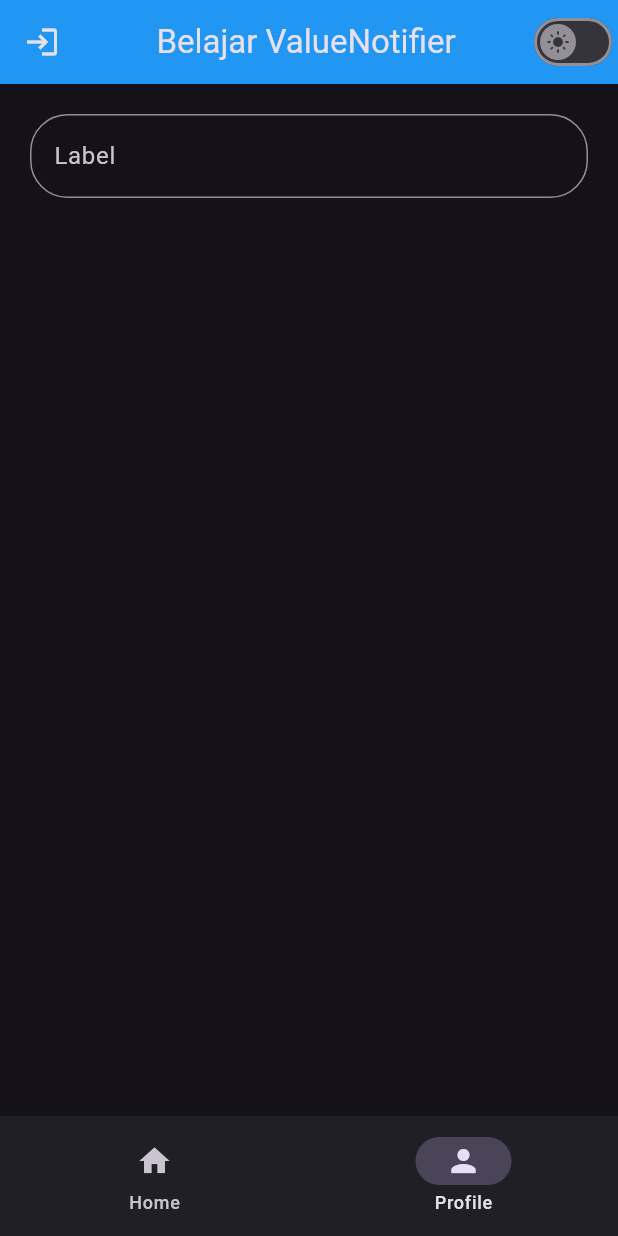
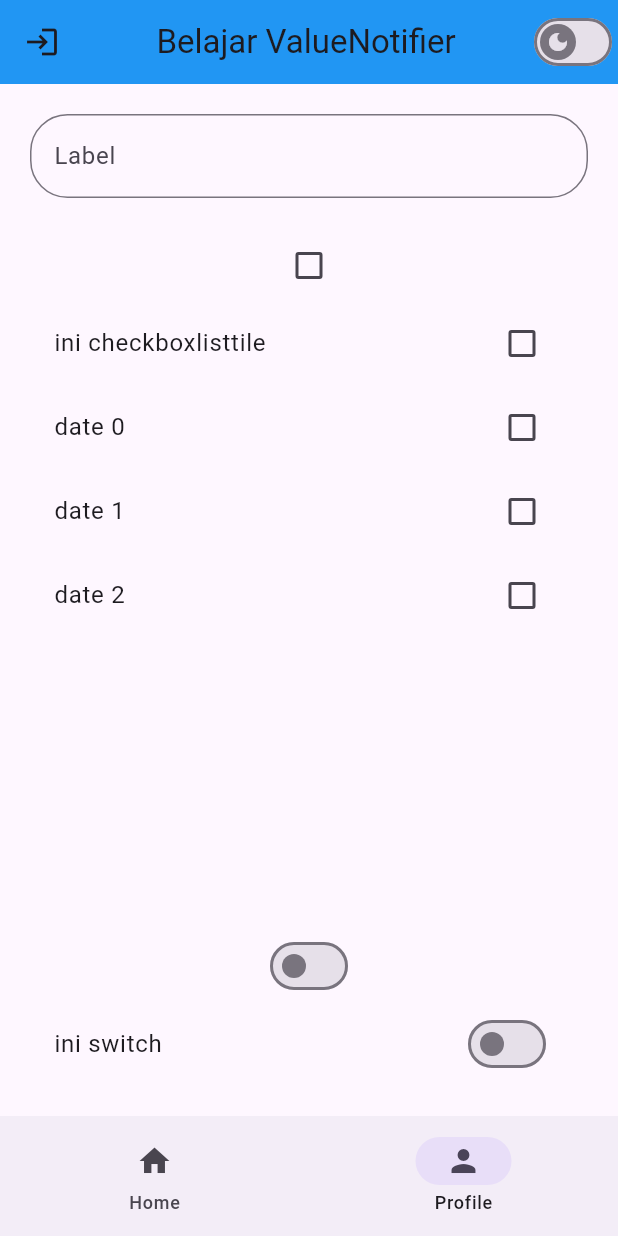
Before and after one commit to DWYOR091/belajar-flutter, a Flutter app: the screen it shows after launch, item 2 of the bottom bar chosen, on a phone screen of 412 x 824 dp. Run offline on Flutter 3.47's test engine with Material 3 defaults, Android fonts, the phone set to English and light mode, and no system bars.

Commit message:
.adaptive

```diff
--- a/lib/main.dart
+++ b/lib/main.dart
@@ -23,7 +23,7 @@ class _AplikasikuState extends State<Aplikasiku> {
           title: "Belajar Notifier",
           debugShowCheckedModeBanner: false,
           theme:
-              ThemeData(brightness: value ? Brightness.light : Brightness.dark),
+              ThemeData(brightness: value ? Brightness.dark : Brightness.light),
           home: WidgetTree(),
         );
       },
--- a/lib/views/pages/profile_page.dart
+++ b/lib/views/pages/profile_page.dart
@@ -9,6 +9,10 @@ class ProfilePage extends StatefulWidget {
 
 class _ProfilePageState extends State<ProfilePage> {
   final TextEditingController textController1 = TextEditingController();
+  bool? isChecked = false;
+  bool isswitch = false;
+  //banyak checkbox
+  List<bool> isCheckedList = [false, false, false];
   @override
   void initState() {
     textController1.addListener(
@@ -44,7 +48,59 @@ class _ProfilePageState extends State<ProfilePage> {
           ),
           Center(
             child: Text(textController1.text),
-          )
+          ),
+          Checkbox(
+            tristate: true, //artinya bisa 3 null,false,true
+            value: isChecked,
+            onChanged: (bool? value) {
+              setState(() {
+                isChecked = value;
+              });
+            },
+          ),
+          CheckboxListTile(
+            tristate: true,
+            value: isChecked,
+            title: Text("ini checkboxlisttile"),
+            onChanged: (value) {
+              setState(() {
+                isChecked = value;
+              });
+            },
+          ),
+          Flexible(
+            child: ListView.builder(
+              itemCount: 3,
+              itemBuilder: (BuildContext context, int index) {
+                return CheckboxListTile(
+                  value: isCheckedList[index],
+                  title: Text("date $index"),
+                  onChanged: (value) {
+                    setState(() {
+                      isCheckedList[index] = value!;
+                    });
+                  },
+                );
+              },
+            ),
+          ),
+          Switch.adaptive(
+            value: isswitch,
+            onChanged: (value) {
+              setState(() {
+                isswitch = value;
+              });
+            },
+          ),
+          SwitchListTile.adaptive(
+            title: Text("ini switch"),
+            value: isswitch,
+            onChanged: (value) {
+              setState(() {
+                isswitch = value;
+              });
+            },
+          ) //fungsi .adaptive akan menyesuaikan tampilan android dan ios
         ],
       ),
     );
--- a/lib/views/widget_tree.dart
+++ b/lib/views/widget_tree.dart
@@ -31,9 +31,9 @@ class WidgetTree extends StatelessWidget {
             thumbIcon: WidgetStateProperty.resolveWith(
               (states) {
                 if (states.contains(WidgetState.selected)) {
+                  return Icon(Icons.light_mode);
+                } else {
                   return Icon(Icons.dark_mode);
-                } else {
-                  return Icon(Icons.light_mode);
                 }
               },
             ),
```
